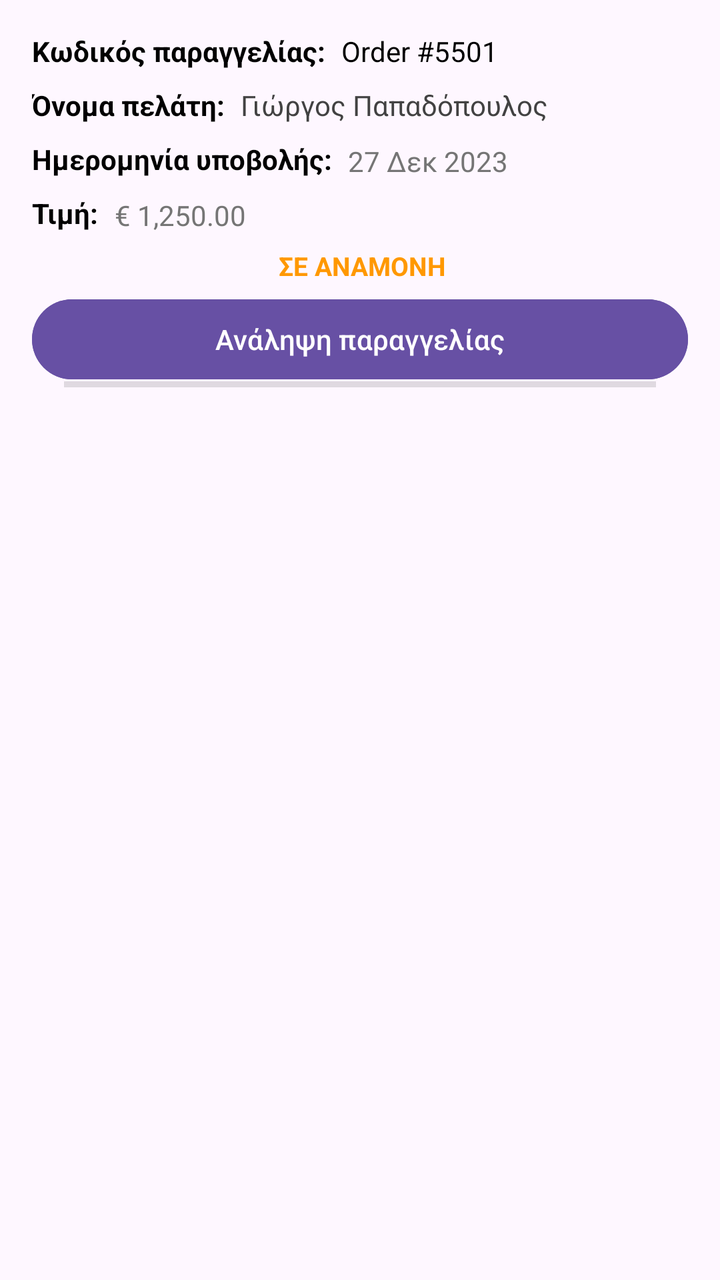
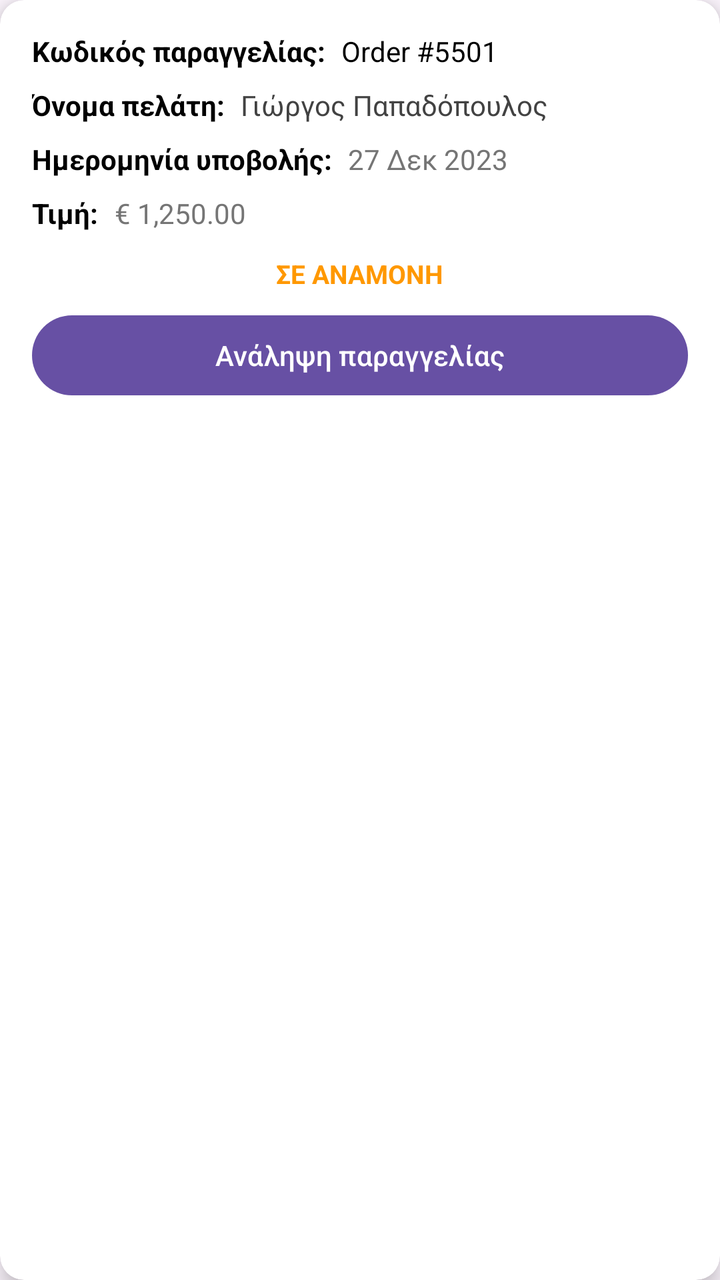

An Android layout rendered at two revisions. The XML below is the earlier revision; the diff shows what the commit changed to produce the second picture.
<!-- AndroidManifest.xml: application theme Theme.Team21 -->
<!-- res/layout/item_order.xml -->
<?xml version="1.0" encoding="utf-8"?>
<androidx.constraintlayout.widget.ConstraintLayout xmlns:android="http://schemas.android.com/apk/res/android"
    xmlns:app="http://schemas.android.com/apk/res-auto"
    xmlns:tools="http://schemas.android.com/tools"
    android:layout_width="match_parent"
    android:layout_height="wrap_content"
    android:background="?attr/selectableItemBackground"
    android:padding="16dp">

    <TextView
        android:id="@+id/txtItemOrderPrice"
        android:layout_width="wrap_content"
        android:layout_height="wrap_content"
        android:layout_marginTop="8dp"
        android:textColor="#000000"
        android:textSize="14sp"
        android:textStyle="bold"
        app:layout_constraintStart_toStartOf="parent"
        app:layout_constraintTop_toBottomOf="@+id/txtItemOrderSubmissionDate"
        android:text="Τιμή:" />

    <TextView
        android:id="@+id/txtItemOrderSubmissionDate"
        android:layout_width="wrap_content"
        android:layout_height="wrap_content"
        android:layout_marginTop="8dp"
        android:textColor="#000000"
        android:textSize="14sp"
        android:textStyle="bold"
        app:layout_constraintStart_toStartOf="parent"
        app:layout_constraintTop_toBottomOf="@+id/txtItemOrderCustomerName"
        android:text="Ημερομηνία υποβολής:" />

    <TextView
        android:id="@+id/txtItemOrderId"
        android:layout_width="wrap_content"
        android:layout_height="wrap_content"
        android:textColor="#000000"
        android:textSize="14sp"
        android:textStyle="bold"
        app:layout_constraintStart_toStartOf="parent"
        app:layout_constraintTop_toTopOf="parent"
        android:text="Κωδικός παραγγελίας:" />

    <TextView
        android:id="@+id/txtItemOrderCustomerName"
        android:layout_width="wrap_content"
        android:layout_height="wrap_content"
        android:layout_marginTop="8dp"
        android:textColor="#000000"
        android:textSize="14sp"
        android:textStyle="bold"
        app:layout_constraintStart_toStartOf="parent"
        app:layout_constraintTop_toBottomOf="@+id/txtItemOrderId"
        android:text="Όνομα πελάτη:" />

    <TextView
        android:id="@+id/txtItemOrderIdValue"
        android:layout_width="wrap_content"
        android:layout_height="wrap_content"
        android:layout_marginStart="8dp"
        android:textColor="#000000"
        android:textSize="14sp"
        app:layout_constraintStart_toEndOf="@+id/txtItemOrderId"
        app:layout_constraintTop_toTopOf="parent"
        android:text="Order #5501" />

    <TextView
        android:id="@+id/txtItemOrderStatus"
        android:layout_width="wrap_content"
        android:layout_height="wrap_content"
        android:layout_marginTop="7dp"
        android:textColor="#FF9800"
        android:textSize="13sp"
        android:textStyle="bold"
        app:layout_constraintEnd_toEndOf="parent"
        app:layout_constraintHorizontal_bias="0.506"
        app:layout_constraintStart_toStartOf="parent"
        app:layout_constraintTop_toBottomOf="@+id/txtItemOrderPriceValue"
        android:text="ΣΕ ΑΝΑΜΟΝΗ" />

    <TextView
        android:id="@+id/txtItemOrderCustomerNameValue"
        android:layout_width="166dp"
        android:layout_height="25dp"
        android:layout_marginStart="8dp"
        android:layout_marginTop="8dp"
        android:textColor="#424242"
        android:textSize="14sp"
        app:layout_constraintStart_toEndOf="@+id/txtItemOrderCustomerName"
        app:layout_constraintTop_toBottomOf="@+id/txtItemOrderIdValue"
        android:text="Γιώργος Παπαδόπουλος" />

    <TextView
        android:id="@+id/txtItemOrderSubmissionDateValue"
        android:layout_width="wrap_content"
        android:layout_height="wrap_content"
        android:layout_marginStart="8dp"
        android:layout_marginTop="3dp"
        android:textColor="#757575"
        android:textSize="14sp"
        app:layout_constraintStart_toEndOf="@+id/txtItemOrderSubmissionDate"
        app:layout_constraintTop_toBottomOf="@+id/txtItemOrderCustomerNameValue"
        android:text="27 Δεκ 2023" />

    <TextView
        android:id="@+id/txtItemOrderPriceValue"
        android:layout_width="wrap_content"
        android:layout_height="wrap_content"
        android:layout_marginStart="8dp"
        android:layout_marginTop="8dp"
        android:textColor="#757575"
        android:textSize="14sp"
        app:layout_constraintStart_toEndOf="@+id/txtItemOrderPrice"
        app:layout_constraintTop_toBottomOf="@+id/txtItemOrderSubmissionDateValue"
        android:text="€ 1,250.00" />

    <Button
        android:id="@+id/btnItemOrderNotifyCustomer"
        android:layout_width="fill_parent"
        android:layout_height="wrap_content"
        android:layout_marginTop="4dp"
        android:drawableLeft="@drawable/send_email_icon"
        android:text="Ενημέρωση πελάτη"
        app:layout_constraintStart_toStartOf="@+id/txtItemOrderStatus"
        app:layout_constraintTop_toBottomOf="@+id/txtItemOrderStatus" />

    <Button
        android:id="@+id/btnItemOrderAssignOrder"
        android:layout_width="fill_parent"
        android:layout_height="wrap_content"
        android:layout_marginTop="4dp"
        android:text="Ανάληψη παραγγελίας"
        app:layout_constraintEnd_toEndOf="parent"
        app:layout_constraintHorizontal_bias="0.0"
        app:layout_constraintStart_toStartOf="parent"
        app:layout_constraintTop_toBottomOf="@+id/txtItemOrderStatus" />

    <View
        android:id="@+id/divider2"
        android:layout_width="match_parent"
        android:layout_height="3dp"
        android:layout_marginStart="16dp"
        android:layout_marginEnd="16dp"
        android:background="?android:attr/listDivider"
        app:layout_constraintBottom_toBottomOf="@+id/btnItemOrderNotifyCustomer"
        app:layout_constraintEnd_toEndOf="parent"
        app:layout_constraintStart_toStartOf="parent" />

</androidx.constraintlayout.widget.ConstraintLayout>
<!-- resources referenced by this layout -->
<resources>
  <!-- drawable send_email_icon (drawable) -->
  <vector xmlns:android="http://schemas.android.com/apk/res/android" android:autoMirrored="true" android:height="24dp" android:tint="#F8F5F5" android:viewportHeight="24" android:viewportWidth="24" android:width="24dp">
        
      <path android:fillAlpha="0.3" android:fillColor="@android:color/white" android:pathData="M4,8.25l7.51,1 -7.5,-3.22zM4.01,17.97l7.5,-3.22 -7.51,1z" android:strokeAlpha="0.3"/>
        
      <path android:fillColor="@android:color/white" android:pathData="M2.01,3L2,10l15,2 -15,2 0.01,7L23,12 2.01,3zM4,8.25L4,6.03l7.51,3.22 -7.51,-1zM4.01,17.97v-2.22l7.51,-1 -7.51,3.22z"/>
      
  </vector>
  <style name="Theme.Team21" parent="Base.Theme.Team21" />
  <style name="Base.Theme.Team21" parent="Theme.Material3.DayNight.NoActionBar">
          
          
      </style>
</resources>

<!-- the commit's change to res/layout/item_order.xml (unified diff, before → after) -->
@@ -1,150 +1,141 @@
 <?xml version="1.0" encoding="utf-8"?>
-<androidx.constraintlayout.widget.ConstraintLayout xmlns:android="http://schemas.android.com/apk/res/android"
+<androidx.cardview.widget.CardView
+    xmlns:android="http://schemas.android.com/apk/res/android"
     xmlns:app="http://schemas.android.com/apk/res-auto"
     xmlns:tools="http://schemas.android.com/tools"
     android:layout_width="match_parent"
     android:layout_height="wrap_content"
-    android:background="?attr/selectableItemBackground"
-    android:padding="16dp">
+    android:layout_margin="8dp"
+    app:cardCornerRadius="12dp"
+    app:cardElevation="6dp"
+    app:cardBackgroundColor="@android:color/white">
 
-    <TextView
-        android:id="@+id/txtItemOrderPrice"
-        android:layout_width="wrap_content"
+    <androidx.constraintlayout.widget.ConstraintLayout
+        android:layout_width="match_parent"
         android:layout_height="wrap_content"
-        android:layout_marginTop="8dp"
-        android:textColor="#000000"
-        android:textSize="14sp"
-        android:textStyle="bold"
-        app:layout_constraintStart_toStartOf="parent"
-        app:layout_constraintTop_toBottomOf="@+id/txtItemOrderSubmissionDate"
-        android:text="Τιμή:" />
+        android:background="?attr/selectableItemBackground"
+        android:padding="16dp">
 
-    <TextView
-        android:id="@+id/txtItemOrderSubmissionDate"
-        android:layout_width="wrap_content"
-        android:layout_height="wrap_content"
-        android:layout_marginTop="8dp"
-        android:textColor="#000000"
-        android:textSize="14sp"
-        android:textStyle="bold"
-        app:layout_constraintStart_toStartOf="parent"
-        app:layout_constraintTop_toBottomOf="@+id/txtItemOrderCustomerName"
-        android:text="Ημερομηνία υποβολής:" />
+        <TextView
+            android:id="@+id/txtItemOrderId"
+            android:layout_width="wrap_content"
+            android:layout_height="wrap_content"
+            android:textColor="#000000"
+            android:textSize="14sp"
+            android:textStyle="bold"
+            app:layout_constraintStart_toStartOf="parent"
+            app:layout_constraintTop_toTopOf="parent"
+            android:text="Κωδικός παραγγελίας:" />
 
-    <TextView
-        android:id="@+id/txtItemOrderId"
-        android:layout_width="wrap_content"
-        android:layout_height="wrap_content"
-        android:textColor="#000000"
-        android:textSize="14sp"
-        android:textStyle="bold"
-        app:layout_constraintStart_toStartOf="parent"
-        app:layout_constraintTop_toTopOf="parent"
-        android:text="Κωδικός παραγγελίας:" />
+        <TextView
+            android:id="@+id/txtItemOrderIdValue"
+            android:layout_width="wrap_content"
+            android:layout_height="wrap_content"
+            android:layout_marginStart="8dp"
+            android:textColor="#000000"
+            android:textSize="14sp"
+            app:layout_constraintStart_toEndOf="@+id/txtItemOrderId"
+            app:layout_constraintTop_toTopOf="parent"
+            android:text="Order #5501" />
 
-    <TextView
-        android:id="@+id/txtItemOrderCustomerName"
-        android:layout_width="wrap_content"
-        android:layout_height="wrap_content"
-        android:layout_marginTop="8dp"
-        android:textColor="#000000"
-        android:textSize="14sp"
-        android:textStyle="bold"
-        app:layout_constraintStart_toStartOf="parent"
-        app:layout_constraintTop_toBottomOf="@+id/txtItemOrderId"
-        android:text="Όνομα πελάτη:" />
+        <TextView
+            android:id="@+id/txtItemOrderCustomerName"
+            android:layout_width="wrap_content"
+            android:layout_height="wrap_content"
+            android:layout_marginTop="8dp"
+            android:textColor="#000000"
+            android:textSize="14sp"
+            android:textStyle="bold"
+            app:layout_constraintStart_toStartOf="parent"
+            app:layout_constraintTop_toBottomOf="@+id/txtItemOrderId"
+            android:text="Όνομα πελάτη:" />
 
-    <TextView
-        android:id="@+id/txtItemOrderIdValue"
-        android:layout_width="wrap_content"
-        android:layout_height="wrap_content"
-        android:layout_marginStart="8dp"
-        android:textColor="#000000"
-        android:textSize="14sp"
-        app:layout_constraintStart_toEndOf="@+id/txtItemOrderId"
-        app:layout_constraintTop_toTopOf="parent"
-        android:text="Order #5501" />
+        <TextView
+            android:id="@+id/txtItemOrderCustomerNameValue"
+            android:layout_width="0dp"
+            android:layout_height="wrap_content"
+            android:layout_marginStart="8dp"
+            android:layout_marginTop="8dp"
+            android:textColor="#424242"
+            android:textSize="14sp"
+            app:layout_constraintEnd_toEndOf="parent"
+            app:layout_constraintStart_toEndOf="@+id/txtItemOrderCustomerName"
+            app:layout_constraintTop_toBottomOf="@+id/txtItemOrderIdValue"
+            android:text="Γιώργος Παπαδόπουλος" />
 
-    <TextView
-        android:id="@+id/txtItemOrderStatus"
-        android:layout_width="wrap_content"
-        android:layout_height="wrap_content"
-        android:layout_marginTop="7dp"
-        android:textColor="#FF9800"
-        android:textSize="13sp"
-        android:textStyle="bold"
-        app:layout_constraintEnd_toEndOf="parent"
-        app:layout_constraintHorizontal_bias="0.506"
-        app:layout_constraintStart_toStartOf="parent"
-        app:layout_constraintTop_toBottomOf="@+id/txtItemOrderPriceValue"
-        android:text="ΣΕ ΑΝΑΜΟΝΗ" />
+        <TextView
+            android:id="@+id/txtItemOrderSubmissionDate"
+            android:layout_width="wrap_content"
+            android:layout_height="wrap_content"
+            android:layout_marginTop="8dp"
+            android:textColor="#000000"
+            android:textSize="14sp"
+            android:textStyle="bold"
+            app:layout_constraintStart_toStartOf="parent"
+            app:layout_constraintTop_toBottomOf="@+id/txtItemOrderCustomerName"
+            android:text="Ημερομηνία υποβολής:" />
 
-    <TextView
-        android:id="@+id/txtItemOrderCustomerNameValue"
-        android:layout_width="166dp"
-        android:layout_height="25dp"
-        android:layout_marginStart="8dp"
-        android:layout_marginTop="8dp"
-        android:textColor="#424242"
-        android:textSize="14sp"
-        app:layout_constraintStart_toEndOf="@+id/txtItemOrderCustomerName"
-        app:layout_constraintTop_toBottomOf="@+id/txtItemOrderIdValue"
-        android:text="Γιώργος Παπαδόπουλος" />
+        <TextView
+            android:id="@+id/txtItemOrderSubmissionDateValue"
+            android:layout_width="wrap_content"
+            android:layout_height="wrap_content"
+            android:layout_marginStart="8dp"
+            android:layout_marginTop="8dp"
+            android:textColor="#757575"
+            android:textSize="14sp"
+            app:layout_constraintStart_toEndOf="@+id/txtItemOrderSubmissionDate"
+            app:layout_constraintTop_toBottomOf="@+id/txtItemOrderCustomerNameValue"
+            android:text="27 Δεκ 2023" />
 
-    <TextView
-        android:id="@+id/txtItemOrderSubmissionDateValue"
-        android:layout_width="wrap_content"
-        android:layout_height="wrap_content"
-        android:layout_marginStart="8dp"
-        android:layout_marginTop="3dp"
-        android:textColor="#757575"
-        android:textSize="14sp"
-        app:layout_constraintStart_toEndOf="@+id/txtItemOrderSubmissionDate"
-        app:layout_constraintTop_toBottomOf="@+id/txtItemOrderCustomerNameValue"
-        android:text="27 Δεκ 2023" />
+        <TextView
+            android:id="@+id/txtItemOrderPrice"
+            android:layout_width="wrap_content"
+            android:layout_height="wrap_content"
+            android:layout_marginTop="8dp"
+            android:textColor="#000000"
+            android:textSize="14sp"
+            android:textStyle="bold"
+            app:layout_constraintStart_toStartOf="parent"
+            app:layout_constraintTop_toBottomOf="@+id/txtItemOrderSubmissionDate"
+            android:text="Τιμή:" />
 
-    <TextView
-        android:id="@+id/txtItemOrderPriceValue"
-        android:layout_width="wrap_content"
-        android:layout_height="wrap_content"
-        android:layout_marginStart="8dp"
-        android:layout_marginTop="8dp"
-        android:textColor="#757575"
-        android:textSize="14sp"
-        app:layout_constraintStart_toEndOf="@+id/txtItemOrderPrice"
-        app:layout_constraintTop_toBottomOf="@+id/txtItemOrderSubmissionDateValue"
-        android:text="€ 1,250.00" />
+        <TextView
+            android:id="@+id/txtItemOrderPriceValue"
+            android:layout_width="wrap_content"
+            android:layout_height="wrap_content"
+            android:layout_marginStart="8dp"
+            android:layout_marginTop="8dp"
+            android:textColor="#757575"
+            android:textSize="14sp"
+            app:layout_constraintStart_toEndOf="@+id/txtItemOrderPrice"
+            app:layout_constraintTop_toBottomOf="@+id/txtItemOrderSubmissionDateValue"
+            android:text="€ 1,250.00" />
 
-    <Button
-        android:id="@+id/btnItemOrderNotifyCustomer"
-        android:layout_width="fill_parent"
-        android:layout_height="wrap_content"
-        android:layout_marginTop="4dp"
-        android:drawableLeft="@drawable/send_email_icon"
-        android:text="Ενημέρωση πελάτη"
-        app:layout_constraintStart_toStartOf="@+id/txtItemOrderStatus"
-        app:layout_constraintTop_toBottomOf="@+id/txtItemOrderStatus" />
+        <TextView
+            android:id="@+id/txtItemOrderStatus"
+            android:layout_width="wrap_content"
+            android:layout_height="wrap_content"
+            android:layout_marginTop="12dp"
+            android:textColor="#FF9800"
+            android:textSize="13sp"
+            android:textStyle="bold"
+            app:layout_constraintEnd_toEndOf="parent"
+            app:layout_constraintStart_toStartOf="parent"
+            app:layout_constraintTop_toBottomOf="@+id/txtItemOrderPriceValue"
+            android:text="ΣΕ ΑΝΑΜΟΝΗ" />
 
-    <Button
-        android:id="@+id/btnItemOrderAssignOrder"
-        android:layout_width="fill_parent"
-        android:layout_height="wrap_content"
-        android:layout_marginTop="4dp"
-        android:text="Ανάληψη παραγγελίας"
-        app:layout_constraintEnd_toEndOf="parent"
-        app:layout_constraintHorizontal_bias="0.0"
-        app:layout_constraintStart_toStartOf="parent"
-        app:layout_constraintTop_toBottomOf="@+id/txtItemOrderStatus" />
+        <Button
+            android:id="@+id/btnItemOrder"
+            android:layout_width="0dp"
+            android:layout_height="wrap_content"
+            android:layout_marginTop="8dp"
+            android:drawableStart="@drawable/send_email_icon"
+            android:drawablePadding="8dp"
+            android:text="Ανάληψη παραγγελίας"
+            app:layout_constraintEnd_toEndOf="parent"
+            app:layout_constraintStart_toStartOf="parent"
+            app:layout_constraintTop_toBottomOf="@+id/txtItemOrderStatus" />
 
-    <View
-        android:id="@+id/divider2"
-        android:layout_width="match_parent"
-        android:layout_height="3dp"
-        android:layout_marginStart="16dp"
-        android:layout_marginEnd="16dp"
-        android:background="?android:attr/listDivider"
-        app:layout_constraintBottom_toBottomOf="@+id/btnItemOrderNotifyCustomer"
-        app:layout_constraintEnd_toEndOf="parent"
-        app:layout_constraintStart_toStartOf="parent" />
+    </androidx.constraintlayout.widget.ConstraintLayout>
 
-</androidx.constraintlayout.widget.ConstraintLayout>
+</androidx.cardview.widget.CardView>
